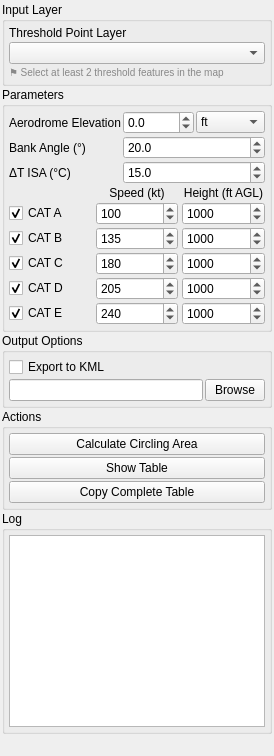
First picture: the form in Q_Pansopy/ui/utilities/qpansopy_circling_dockwidget.ui, repository FLYGHT7/qpansopy, before the edit.
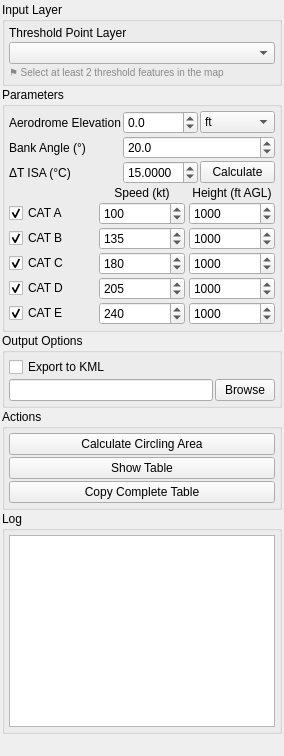
Second picture: the form after the edit. Custom widgets are drawn as their Qt base class.

The edit to the form file:
```diff
--- a/Q_Pansopy/ui/utilities/qpansopy_circling_dockwidget.ui
+++ b/Q_Pansopy/ui/utilities/qpansopy_circling_dockwidget.ui
@@ -166,6 +166,8 @@
         </widget>
        </item>
        <item row="2" column="1">
+        <layout class="QHBoxLayout" name="isaRowLayout">
+         <item>
         <widget class="QDoubleSpinBox" name="isaSpinBox">
          <property name="minimum">
           <double>-60.000000000000000</double>
@@ -174,12 +176,30 @@
           <double>60.000000000000000</double>
          </property>
          <property name="decimals">
-          <number>1</number>
+            <number>4</number>
          </property>
          <property name="value">
           <double>15.000000000000000</double>
          </property>
         </widget>
+         </item>
+         <item>
+          <widget class="QPushButton" name="isaCalculateButton">
+           <property name="maximumSize">
+            <size>
+             <width>75</width>
+             <height>16777215</height>
+            </size>
+           </property>
+           <property name="toolTip">
+            <string>Calculate ΔT ISA from the current aerodrome elevation and reference temperature</string>
+           </property>
+           <property name="text">
+            <string>Calculate</string>
+           </property>
+          </widget>
+         </item>
+        </layout>
        </item>
        <item row="3" column="0" colspan="2">
         <layout class="QGridLayout" name="categoryGridLayout">
```
Lines whose indentation alone changed are shown as unchanged.
